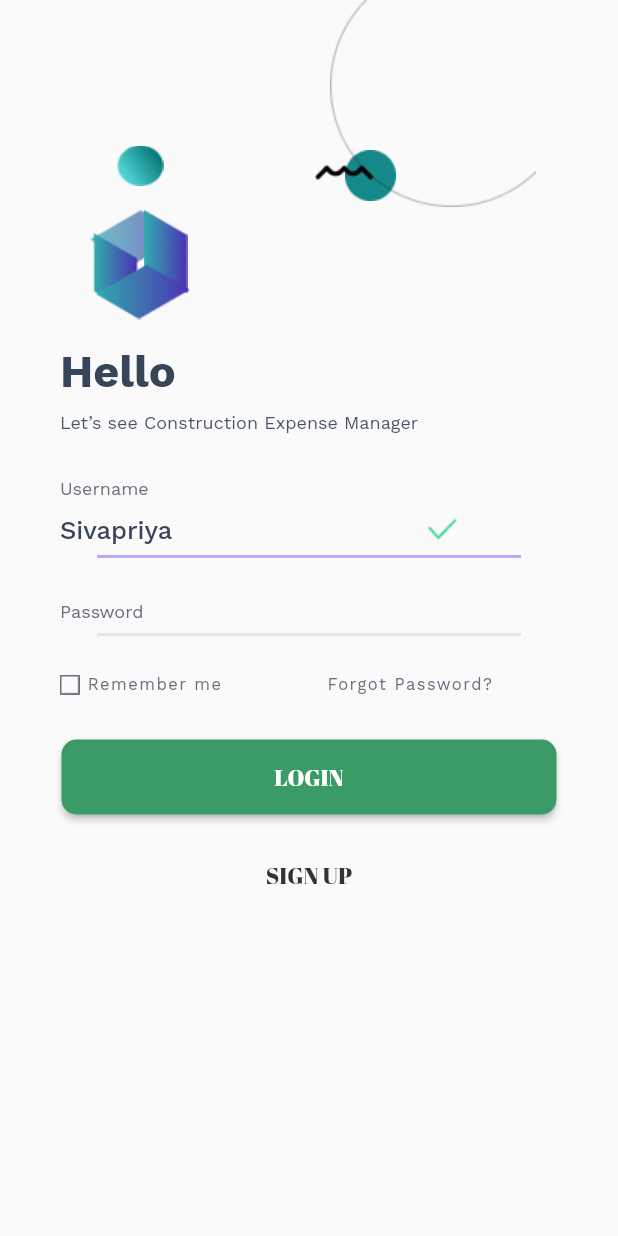
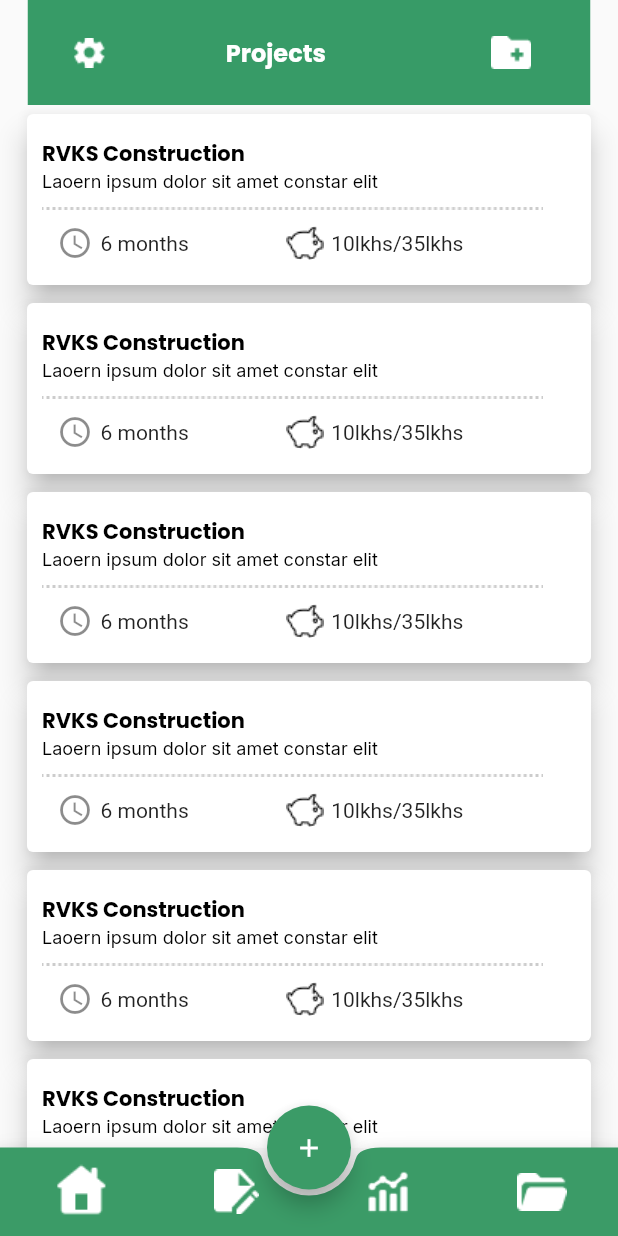
Before and after one commit to praveen3187/InternProjs, a Flutter app: the screen it shows after launch, on a phone screen of 412 x 824 dp. Run offline on Flutter 3.47's test engine with Material 2 defaults, Android fonts, the phone set to English and light mode, and no system bars.

Commit message:
added a new page dashboard
added a new page  dashboard insert some images ,used card widget, listview.bulider  widget

```diff
--- /dev/null
+++ b/lib/dashboard.dart
@@ -0,0 +1,144 @@
+import 'package:flutter/material.dart';
+import 'package:internproj/settings.dart';
+
+class DashBoard extends StatelessWidget {
+  const DashBoard({super.key});
+
+  @override
+  Widget build(BuildContext context) {
+    return SafeArea(
+      child: Scaffold(
+        body: SafeArea(
+            child: Column(
+          children: [
+            Container(
+              child: Row(
+                children: [
+                  SizedBox(
+                    width: 30,
+                  ),
+                  GestureDetector(
+                    child: Image.asset('assets/images/settings.png'),
+                    onTap: () => Navigator.push(
+                        context,
+                        MaterialPageRoute(
+                          builder: (context) => SettingsPage(),
+                        )),
+                  ),
+                  SizedBox(
+                    width: 80,
+                  ),
+                  Center(
+                    child: Text(
+                      'Projects',
+                      style: TextStyle(
+                          fontFamily: 'Poppins',
+                          fontWeight: FontWeight.w500,
+                          fontSize: 16,
+                          color: Color.fromRGBO(255, 255, 255, 1)),
+                    ),
+                  ),
+                  SizedBox(
+                    width: 110,
+                  ),
+                  Image.asset('assets/images/files.png'),
+                ],
+              ),
+              width: 375,
+              height: 70,
+              decoration: BoxDecoration(
+                color: Color.fromRGBO(55, 155, 103, 1),
+              ),
+            ),
+            Expanded(
+              child: ListView.builder(
+                itemCount:
+                    10, // Replace 10 with the actual number of items in your list
+                itemBuilder: (BuildContext context, int index) {
+                  return ListTile(
+                    title: Card(
+                        elevation: 8,
+                        margin: EdgeInsets.all(2),
+                        child: Container(
+                          margin: EdgeInsets.fromLTRB(10, 16, 10, 16),
+                          child: Column(
+                            crossAxisAlignment: CrossAxisAlignment.start,
+                            children: [
+                              Text(
+                                'RVKS Construction',
+                                style: TextStyle(
+                                    fontFamily: 'Poppins',
+                                    fontWeight: FontWeight.w700,
+                                    fontSize: 14,
+                                    color: Color.fromRGBO(0, 0, 0, 1)),
+                              ),
+                              Text(
+                                'Laoern ipsum dolor sit amet constar elit',
+                                style: TextStyle(
+                                    fontFamily: 'Inter',
+                                    fontWeight: FontWeight.w400,
+                                    fontSize: 12,
+                                    color: Color.fromRGBO(0, 0, 0, 1)),
+                              ),
+                              SizedBox(
+                                height: 10,
+                              ),
+                              Image.asset('assets/images/dotline.png'),
+                              SizedBox(
+                                height: 10,
+                              ),
+                              Row(children: [
+                                SizedBox(
+                                  width: 10,
+                                ),
+                                Icon(Icons.access_time),
+                                SizedBox(
+                                  width: 5,
+                                ),
+                                Text('6 months'),
+                                SizedBox(
+                                  width: 65,
+                                ),
+                                Image.asset('assets/images/pig.png'),
+                                SizedBox(
+                                  width: 5,
+                                ),
+                                Text('10lkhs/35lkhs'),
+                              ])
+                            ],
+                          ),
+                        )),
+                    // Customize the content of each list item here
+                  );
+                },
+              ),
+            ),
+          ],
+        )),
+        floatingActionButtonLocation: FloatingActionButtonLocation.centerDocked,
+        floatingActionButton: FloatingActionButton(
+          onPressed: () {},
+          child: Icon(
+            Icons.add,
+            size: 20,
+          ),
+          backgroundColor: Color.fromRGBO(59, 155, 103, 1),
+        ),
+        bottomNavigationBar: BottomAppBar(
+          height: 59,
+          shape: CircularNotchedRectangle(),
+          color: Color.fromRGBO(59, 155, 103, 1),
+          child: Row(
+            mainAxisAlignment: MainAxisAlignment.spaceAround,
+            children: [
+              Image.asset('assets/images/Home Page.png'),
+              Image.asset('assets/images/paperpen.png'),
+              Image.asset('assets/images/Combo Chart.png'),
+              Image.asset('assets/images/file.png'),
+            ],
+          ),
+        ),
+      ),
+    );
+  }
+}
--- a/lib/home.dart
+++ b/lib/home.dart
@@ -45,7 +45,7 @@ class HomeScreen extends StatelessWidget {
                   ],
                 ),
                 width: 375,
-                height: 70,
+                height: 75,
                 decoration: BoxDecoration(
                   color: Color.fromRGBO(55, 155, 103, 1),
                 ),
--- a/lib/main.dart
+++ b/lib/main.dart
@@ -1,4 +1,5 @@
 import 'package:flutter/material.dart';
+import 'package:internproj/dashboard.dart';
 import 'package:internproj/home.dart';
 import 'package:internproj/settings.dart';
 
@@ -14,7 +15,8 @@ class MyApp extends StatelessWidget {
   Widget build(BuildContext context) {
     return MaterialApp(
       debugShowCheckedModeBanner: false,
-     home: LoginScreen()
+    // home: LoginScreen()
+     home:DashBoard()
     // home:HomeScreen()
     //home:SettingsPage()
       );
--- a/pubspec.yaml
+++ b/pubspec.yaml
@@ -74,6 +74,7 @@ flutter:
       - assets/images/Home Page.png
       - assets/images/Combo Chart.png
       - assets/images/file.png
+      - assets/images/files.png
       - assets/images/dwnv.png
       - assets/images/settings.png
       - assets/images/greenrect.png
@@ -85,6 +86,8 @@ flutter:
       - assets/images/profile.png
       - assets/images/quesmrk.png
       - assets/images/dot.png
+      - assets/images/dotline.png
+      - assets/images/pig.png
       - assets/images/Logout.png
       - assets/images/home.png
       - assets/images/User Shield.png
@@ -114,8 +117,10 @@ flutter:
     - family: Inter
       fonts:
         - asset: fonts/Inter-Medium.ttf
+        - asset: fonts/Inter-Regular.ttf
     - family: Poppins
       fonts:
+        - asset: fonts/Poppins-Bold.ttf
         - asset: fonts/Poppins-Medium.ttf
     - family: OpenSans
       fonts:
```
Also changed, not shown: assets/images/dotline.png (added), assets/images/files.png (added), assets/images/pig.png (added).
